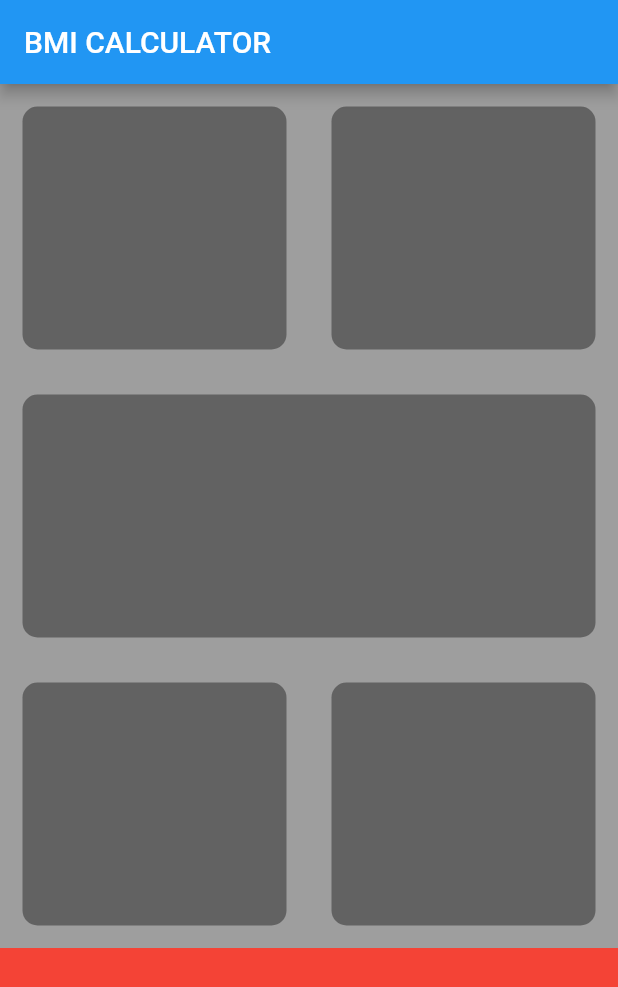
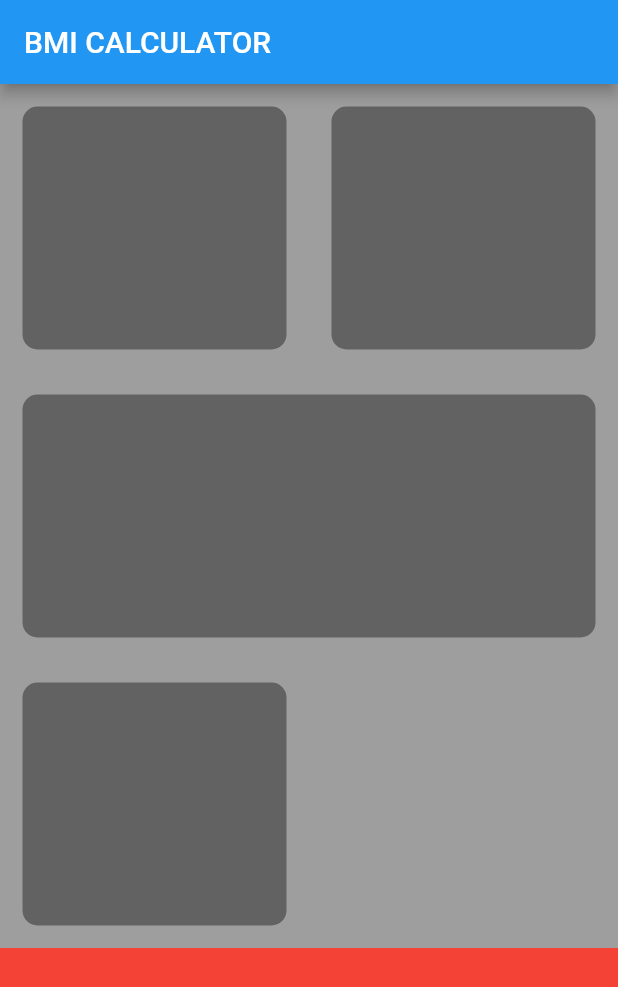
Before and after one commit to kibeetfelix/BMI-calculator, a Flutter app: the screen it shows after launch, on a phone screen of 412 x 824 dp. Shown: the top 987 px of the screen. Run offline on Flutter 3.47's test engine with Material 2 defaults, Android fonts, the phone set to English and light mode, and no system bars.

Commit message:
change container color

```diff
--- a/lib/main.dart
+++ b/lib/main.dart
@@ -81,7 +81,7 @@ class _InputPageState extends State<InputPage> {
                   child: Container(
                     margin: EdgeInsets.all(15.0),
                     decoration: BoxDecoration(
-                      color: Colors.black38,
+                      // color: Colors.black38,
                       borderRadius: BorderRadius.circular(10.0),
                     ),
                   ),
```
